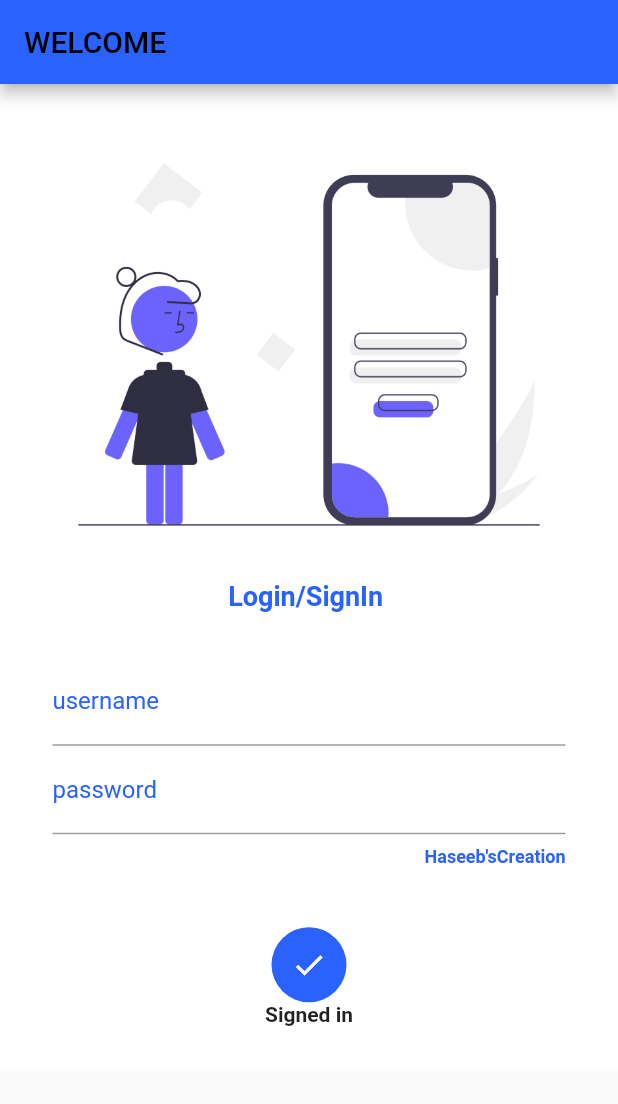
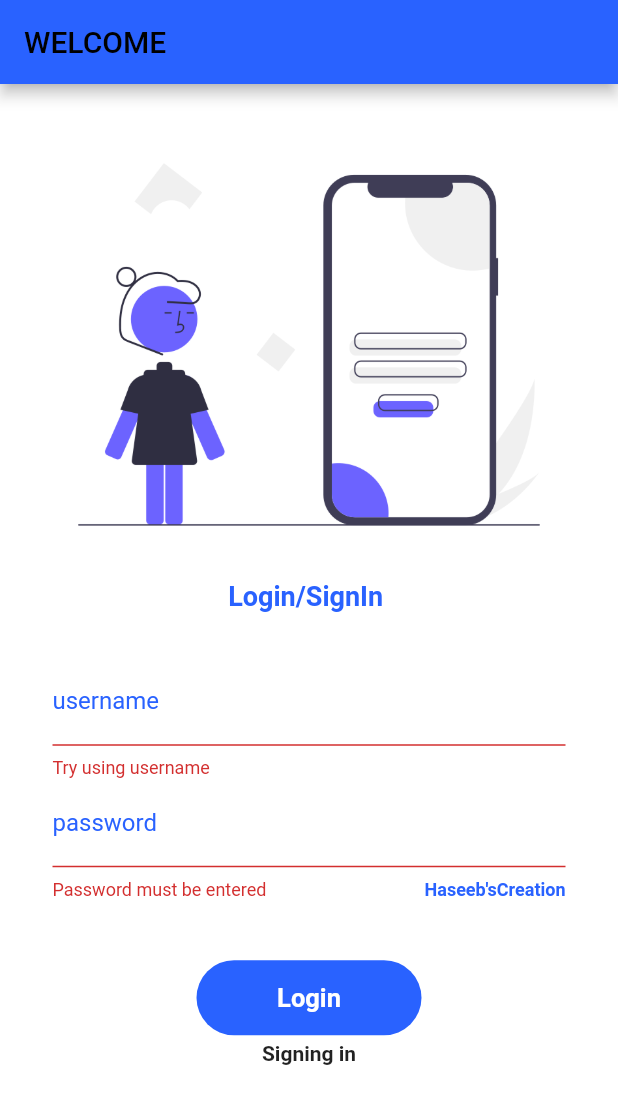
Before and after one commit to Haseeb1Qureshi/LoginPage, a Flutter app: the Login_Page widget shown alone on an empty page, opened directly, after a tap on "Login", on a phone screen of 412 x 824 dp. Shown: the top 1104 px of the screen. Run offline on Flutter 3.47's test engine with Material 2 defaults, Android fonts, the phone set to English and light mode, and no system bars; our stand-ins replace flutter_keyboard_visibility, google_fonts; missing offline and left inert: dart:ffi.

Commit message:
Completed commit with updated class

```diff
--- a/lib/UI_Flutter/checking_push_via_terminal.dart
+++ b/lib/UI_Flutter/checking_push_via_terminal.dart
@@ -0,0 +1,7 @@
+import 'package:flutter/cupertino.dart';
+import 'package:my_dummy_app/UI_Flutter/adding_images_and_creating_login_page.dart';
+
+void main(){
+  // checking push via terminal
+  runApp(MyApp());
+}
--- a/lib/UI_Flutter/creating_animated_container.dart
+++ b/lib/UI_Flutter/creating_animated_container.dart
@@ -3,6 +3,7 @@ import 'package:flutter/material.dart';
 import 'package:my_dummy_app/UI_Flutter/adding_images_and_creating_login_page.dart';
 import 'creating_button_with_alignment.dart';
 import 'routes.dart';
+import 'package:flutter_keyboard_visibility/flutter_keyboard_visibility.dart';
 
 void main(){
 
@@ -29,18 +30,46 @@ class Login_Page extends StatefulWidget {
 
 class _Login_PageState extends State<Login_Page> {
   @override
+
+  void showSnackBar(BuildContext context) {
+    final snackBar = SnackBar(
+      content: Text('Long press detected!'),
+      duration: Duration(seconds: 2),
+    );
+    ScaffoldMessenger.of(context).showSnackBar(snackBar);
+  }
+
   String name = "";
   bool changeButton = false;
+
+  final _formKey = GlobalKey<FormState>();
+
+  moveToHome(BuildContext context) async {
+    if (_formKey.currentState!.validate ()) {
+      setState(() {
+        changeButton = true;
+      });
+      await Future.delayed(Duration(seconds: 1));
+      await Navigator.pushNamed(context, MyRoutes.homeRoute);
+      setState(() {
+        changeButton = false;
+      });
+    }
+  }
 
   Widget build(BuildContext context) {
     return Material(
       color: Colors.white,
       child: SingleChildScrollView(
+        child: Form(
+          key: _formKey,
           child: Column(
             children: [
+
               AppBar(
                 backgroundColor: Colors.blueAccent.shade700,
-              title: new Text("WELCOME",style: TextStyle(fontSize: 20)),
+                title: changeButton?new Text("Logged in",style: TextStyle(
+                    fontSize: 20,fontWeight: FontWeight.bold)):new Text("WELCOME",style: TextStyle(fontSize: 20)),
               ),
               SizedBox(
                 height: 18,
@@ -61,18 +90,23 @@ class _Login_PageState extends State<Login_Page> {
                 child: Column(
                   children: [
                       TextFormField(
+
                           decoration: InputDecoration(
-
                             hintText: "Enter Username",
                             labelText: "username",labelStyle: TextStyle(color: Colors.blueAccent.shade700),
                           ),
+                        validator: (value) {
+                          if(value!.isEmpty){
+                            return "Try using username";
+                          }
+                          return null;
+                        },
                         onChanged: (value) {
                           name = value;
                           setState(() {
 
                           });
                         },
-
                   ),
                     TextFormField(
                       obscureText: true,
@@ -81,21 +115,32 @@ class _Login_PageState extends State<Login_Page> {
                         labelText: "password",
                         labelStyle: TextStyle(color: Colors.blueAccent.shade700),
                         counterText: "Haseeb'sCreation",counterStyle: TextStyle(color: Colors.blueAccent.shade700,fontWeight: FontWeight.w600),
-
                       ),
+                      validator: (value) {
+                        if(value!.isEmpty){
+                          return "Password must be entered";
+                        }
+                        else if(value.length <6){
+                          return "Short Password";
+                        }
+                        return null;
+                      },
                     ),
 
                     SizedBox(
                       height: 40,
                     ),
-                  InkWell(
-                    onTap: () async {
-                      setState(() {
-                        changeButton = true;
-                      });
-                      await Future.delayed(Duration(seconds: 1));
-                      Navigator.pushNamed(context, MyRoutes.homeRoute);
-                    },
+                    Material(
+                      color: Colors.blueAccent.shade700,
+
+                      // shape: changeButton?BoxShape.circle : BoxShape.rectangle, (We can also do this)
+                      borderRadius: BorderRadius.circular(changeButton?30 :50),
+
+                      child: InkWell(
+                        borderRadius: BorderRadius.circular(30),
+                        onTap: () => moveToHome(context),
+                        splashColor: Colors.blue.shade900,
+
                         child: AnimatedContainer(
                           duration: Duration(seconds: 1),
 
@@ -107,17 +152,12 @@ class _Login_PageState extends State<Login_Page> {
                             fontSize: 17,
                           ),
                    ),
-                      decoration: BoxDecoration(
-                        color: Colors.blueAccent.shade700,
-                        // shape: changeButton?BoxShape.circle : BoxShape.rectangle, (We can also do this)
-                        borderRadius: BorderRadius.circular(changeButton?30 :8),
-
                   ),
                       ),
                     ),
                     SizedBox(
                       child: changeButton?Text("Signed in",style: TextStyle(fontWeight: FontWeight.bold)
-                    ):new Text("SignUp",style: TextStyle(fontWeight: FontWeight.w600,height: 1.5)),
+                      ):new Text("Signing in",style: TextStyle(fontWeight: FontWeight.w600,height: 1.5)),
                     ),
                   ],
                 ),
@@ -126,6 +166,7 @@ class _Login_PageState extends State<Login_Page> {
 
           ),
         ),
+      ),
     );
   }
 }
--- a/lib/UI_Flutter/creating_button_with_alignment.dart
+++ b/lib/UI_Flutter/creating_button_with_alignment.dart
@@ -77,7 +77,6 @@ class _HomePageState extends State<HomePage>{
                 backgroundColor: Colors.red.shade900,
               ),
             ),
-
           ],
         ),
       ),
@@ -86,7 +85,7 @@ class _HomePageState extends State<HomePage>{
           child: new Text(style: TextStyle(fontSize: 20),"<= Swipe left to close the drawer"),
         ),
         semanticLabel: "Drawer",backgroundColor: Colors.blue.shade900,
-        ),
+      ),
     );
   }
 }
--- a/pubspec.yaml
+++ b/pubspec.yaml
@@ -36,6 +36,8 @@ dependencies:
   # Use with the CupertinoIcons class for iOS style icons.
   cupertino_icons: ^1.0.2
   google_fonts: ^4.0.4
+  flutter_keyboard_visibility: ^5.4.1
+
 
 dev_dependencies:
   flutter_test:
```
Also changed, not shown: pubspec.lock. Lines whose indentation alone changed are shown as unchanged.
